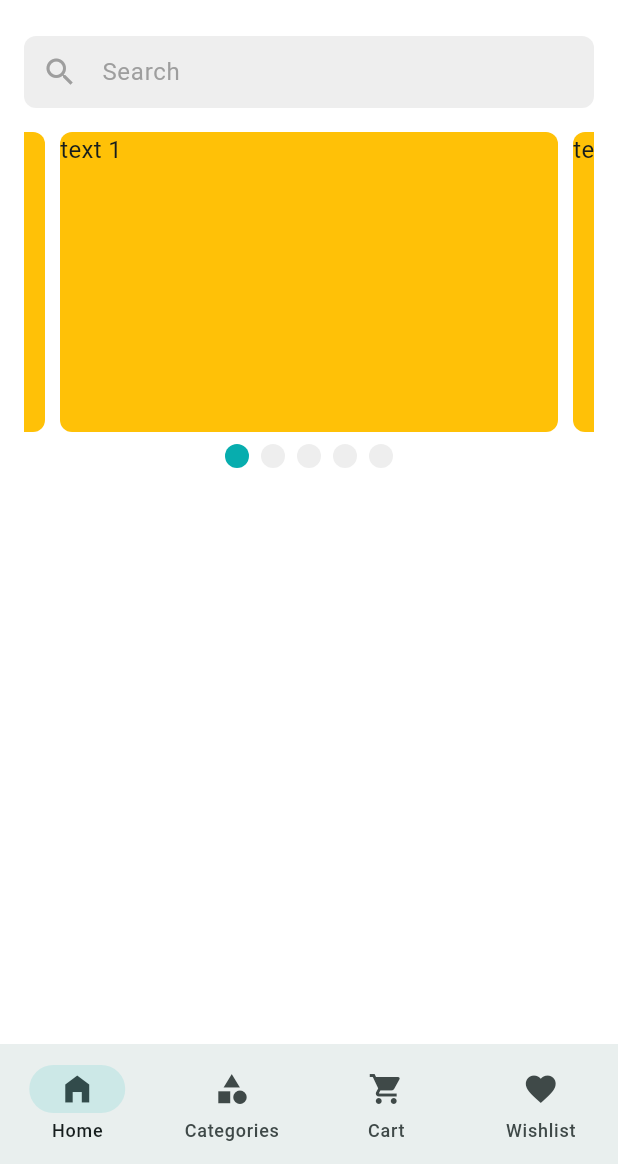
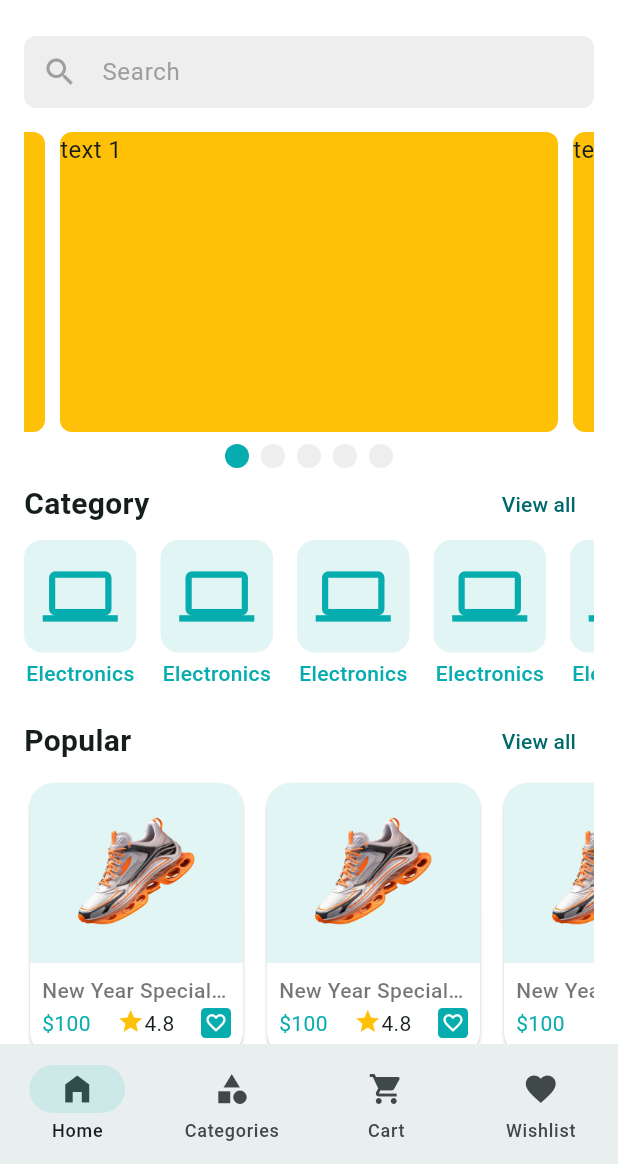
Before and after one commit to mostafizemon/E-Commerce-app-ostad-api, a Flutter app: the screen it shows after launch, on a phone screen of 412 x 824 dp, the part 72-1236 px from its top. Run offline on Flutter 3.47's test engine with Material 3 defaults, Android fonts, the light colour scheme and no system bars; drawn by our look-alikes of carousel_slider, smooth_page_indicator; our stand-ins replace flutter_svg, get, pin_code_fields.

Commit message:
add home screen full ui design

```diff
--- a/lib/features/home/ui/screens/home_screen.dart
+++ b/lib/features/home/ui/screens/home_screen.dart
@@ -1,10 +1,11 @@
-import 'package:carousel_slider/carousel_slider.dart';
 import 'package:e_commerce_ostad_api/app/assets_path.dart';
 import 'package:e_commerce_ostad_api/features/home/ui/widgets/appbar_action_button.dart';
 import 'package:e_commerce_ostad_api/features/home/ui/widgets/home_carousel_slider.dart';
 import 'package:flutter/material.dart';
 import 'package:flutter_svg/flutter_svg.dart';
-
+import '../widgets/category_listview.dart';
+import '../widgets/home_section_header.dart';
+import '../widgets/item_list_view.dart';
 import '../widgets/search_bar.dart';
 
 class HomeScreen extends StatefulWidget {
@@ -26,19 +27,39 @@ class _HomeScreenState extends State<HomeScreen> {
           padding: const EdgeInsets.symmetric(horizontal: 16.0),
           child: Column(
             children: [
-              SizedBox(
+              const SizedBox(
                 height: 16,
               ),
               ProductsSearchBar(
                 controller: searchTEController,
               ),
+              const SizedBox(
+                height: 16,
+              ),
+              HomeCarouselSlider(),
+              HomeSectionHeader(
+                title: 'Category',
+                onTap: () {},
+              ),
+              CategoryListView(),
+              HomeSectionHeader(
+                title: 'Popular',
+                onTap: () {},
+              ),
+              ItemListView(),
+              HomeSectionHeader(
+                title: 'Special',
+                onTap: () {},
+              ),
+              ItemListView(),
+              HomeSectionHeader(
+                title: 'New',
+                onTap: () {},
+              ),
+              ItemListView(),
               SizedBox(
                 height: 16,
               ),
-
-              HomeCarouselSlider(),
-
-
             ],
           ),
         ),
@@ -46,6 +67,7 @@ class _HomeScreenState extends State<HomeScreen> {
     );
   }
 
+//=>   ----      -----------------------------     ---    <=//
   AppBar buildAppBar() {
     return AppBar(
       title: SvgPicture.asset(AssetsPath.navbarappLogoSvg),
--- /dev/null
+++ b/lib/features/home/ui/widgets/category_listview.dart
@@ -0,0 +1,52 @@
+import 'package:flutter/material.dart';
+
+import '../../../../app/app_colors.dart';
+
+class CategoryListView extends StatelessWidget {
+  const CategoryListView({
+    super.key,
+  });
+
+  @override
+  Widget build(BuildContext context) {
+    return SizedBox(
+      height: 110,
+      child: ListView.separated(
+          scrollDirection: Axis.horizontal,
+          itemBuilder: (context, index) {
+            return Column(
+              children: [
+                Container(
+                  decoration: BoxDecoration(
+                    color: AppColors.themeColor.withOpacity(.12),
+                    borderRadius: BorderRadius.circular(12),
+                  ),
+                  padding: EdgeInsets.all(8),
+                  width: 75,
+                  height: 75,
+                  child: Icon(
+                    Icons.computer,
+                    size: 50,
+                    color: AppColors.themeColor,
+                  ),
+                ),
+                SizedBox(
+                  height: 4,
+                ),
+                Text(
+                  "Electronics",
+                  style: TextStyle(
+                      color: AppColors.themeColor, fontWeight: FontWeight.w500),
+                )
+              ],
+            );
+          },
+          separatorBuilder: (context, index) {
+            return SizedBox(
+              width: 16,
+            );
+          },
+          itemCount: 10),
+    );
+  }
+}
--- a/lib/features/home/ui/widgets/home_carousel_slider.dart
+++ b/lib/features/home/ui/widgets/home_carousel_slider.dart
@@ -20,7 +20,7 @@ class HomeCarouselSlider extends StatelessWidget {
           options: CarouselOptions(
             height: 200.0,
             viewportFraction: 0.9,
-            autoPlay: true,
+            // autoPlay: true,
             onPageChanged: (index, reason) {
               sliderIndicatorController.onchangeindex(index);
             },
--- /dev/null
+++ b/lib/features/home/ui/widgets/home_section_header.dart
@@ -0,0 +1,31 @@
+import 'package:flutter/material.dart';
+
+class HomeSectionHeader extends StatelessWidget {
+  final String title;
+  final VoidCallback onTap;
+
+  const HomeSectionHeader({
+    super.key,
+    required this.title,
+    required this.onTap,
+  });
+
+  @override
+  Widget build(BuildContext context) {
+    return Row(
+      mainAxisAlignment: MainAxisAlignment.spaceBetween,
+      children: [
+        Text(
+          title,
+          style: TextStyle(fontSize: 20, fontWeight: FontWeight.w600),
+        ),
+        TextButton(
+          onPressed: () {
+            onTap;
+          },
+          child: Text("View all"),
+        ),
+      ],
+    );
+  }
+}
--- /dev/null
+++ b/lib/features/home/ui/widgets/item_list_view.dart
@@ -0,0 +1,110 @@
+import 'package:flutter/material.dart';
+
+import '../../../../app/app_colors.dart';
+
+class ItemListView extends StatelessWidget {
+  const ItemListView({
+    super.key,
+  });
+
+  @override
+  Widget build(BuildContext context) {
+    return SizedBox(
+      height: 190,
+      child: ListView.separated(
+        scrollDirection: Axis.horizontal,
+        itemBuilder: (context, index) {
+          return SizedBox(
+            height: 180,
+            width: 150,
+            child: Card(
+              color: Colors.white,
+              shape: RoundedRectangleBorder(
+                borderRadius: BorderRadius.circular(16),
+              ),
+              child: Column(
+                children: [
+                  Container(
+                    height: 120,
+                    width: 150,
+                    padding: EdgeInsets.all(16),
+                    decoration: BoxDecoration(
+                        color: AppColors.themeColor.withOpacity(.12),
+                        borderRadius: BorderRadius.only(
+                          topLeft: Radius.circular(16),
+                          topRight: Radius.circular(16),
+                        )),
+                    child: Image.asset(
+                      "assets/images/shoe.png",
+                    ),
+                  ),
+                  Padding(
+                    padding: const EdgeInsets.all(8.0),
+                    child: Column(
+                      children: [
+                        Text(
+                          "New Year Special Shoe 30",
+                          maxLines: 1,
+                          style: TextStyle(
+                            overflow: TextOverflow.ellipsis,
+                            fontWeight: FontWeight.w500,
+                            color: Colors.black54,
+                          ),
+                        ),
+                        SizedBox(
+                          height: 2,
+                        ),
+                        Row(
+                          mainAxisAlignment:
+                          MainAxisAlignment.spaceBetween,
+                          children: [
+                            Text(
+                              "\$100",
+                              style: TextStyle(
+                                color: AppColors.themeColor,
+                              ),
+                            ),
+                            Wrap(
+                              children: [
+                                Icon(
+                                  Icons.star,
+                                  color: Colors.amber,
+                                  size: 18,
+                                ),
+                                Text("4.8"),
+                              ],
+                            ),
+                            Container(
+                              height: 20,
+                              width: 20,
+                              decoration: BoxDecoration(
+                                color: AppColors.themeColor,
+                                borderRadius:
+                                BorderRadius.circular(3),
+                              ),
+                              child: Icon(
+                                Icons.favorite_border,
+                                size: 15,
+                                color: Colors.white,
+                              ),
+                            )
+                          ],
+                        ),
+                      ],
+                    ),
+                  )
+                ],
+              ),
+            ),
+          );
+        },
+        separatorBuilder: (context, index) {
+          return SizedBox(
+            width: 8,
+          );
+        },
+        itemCount: 10,
+      ),
+    );
+  }
+}
```
Also changed, not shown: assets/images/shoe.png (added).
